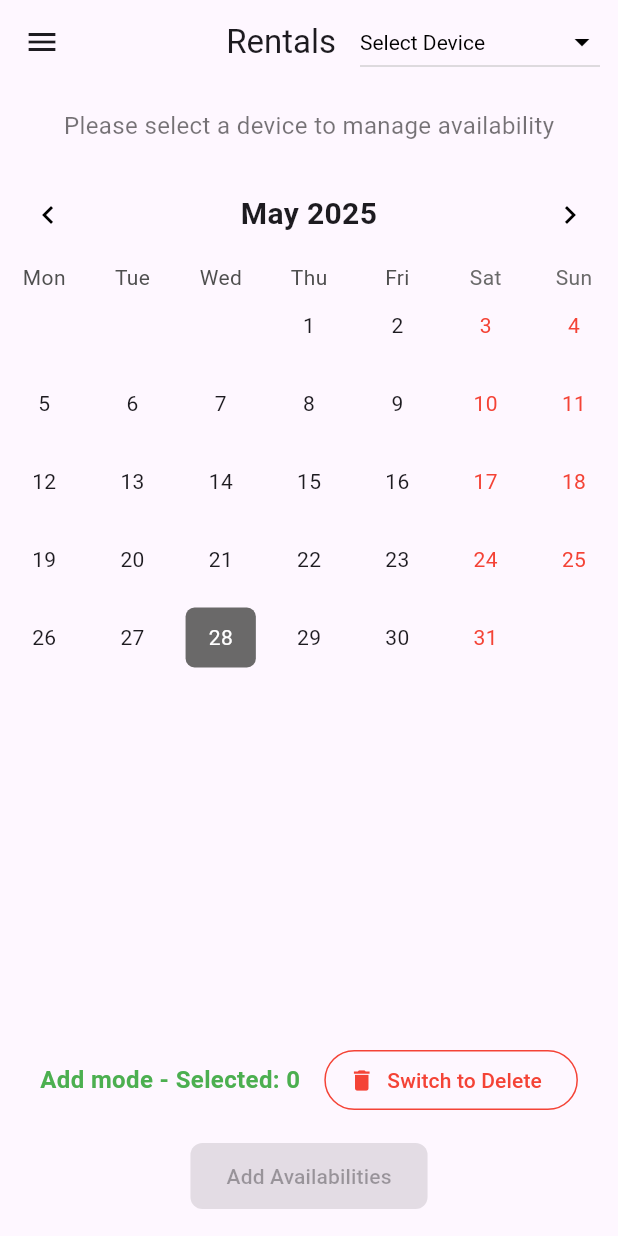
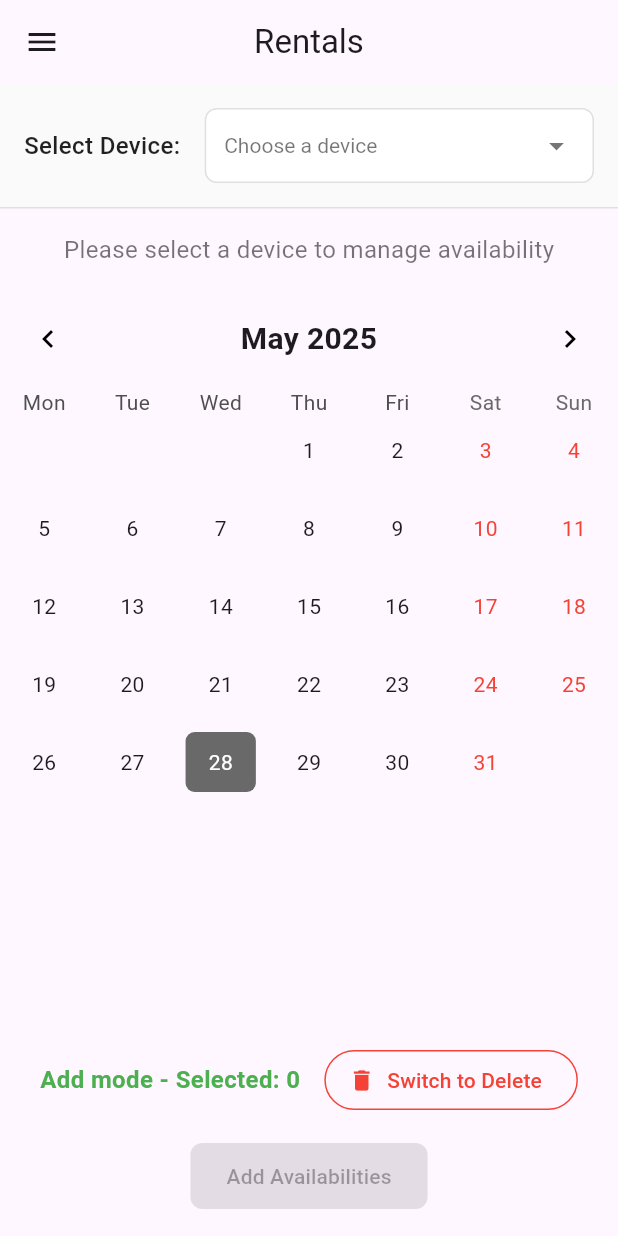
Before and after one commit to mattheusens/ProjectFlutter, a Flutter app: the RentalScreen screen opened by its route, on a phone screen of 412 x 824 dp. Run offline on Flutter 3.47's test engine with Material 3 defaults, Android fonts, the light colour scheme and no system bars; drawn by our look-alikes of table_calendar; our stand-ins replace cloud_firestore, file_picker, firebase_auth, firebase_core, flutter_map, geolocator and 1 more; missing offline and left inert: firebase_ui_auth; accounts and stored records are empty; generated files the repository leaves out were written again.

Commit message:
last little changes 2

```diff
--- a/electroshare/lib/screens/rental_screen.dart
+++ b/electroshare/lib/screens/rental_screen.dart
@@ -32,6 +32,18 @@ class _RentalScreenState extends State<RentalScreen> {
     return [];
   }
 
+  List<DateTime> parseRentedTimestamps(dynamic list) {
+    if (list is List) {
+      return list.map<DateTime>((entry) {
+        if (entry is Map<String, dynamic> && entry.containsKey('date')) {
+          return (entry['date'] as Timestamp).toDate();
+        }
+        return DateTime.now(); // fallback
+      }).toList();
+    }
+    return [];
+  }
+
   Future<void> _fetchMyDevices() async {
     setState(() => _isLoading = true);
 
@@ -52,7 +64,7 @@ class _RentalScreenState extends State<RentalScreen> {
               'id': doc.id,
               'title': data['title'] ?? 'No Title',
               'availability': parseTimestamps(data['availability']),
-              'rented': parseTimestamps(data['rented']),
+              'rented': parseRentedTimestamps(data['rented']),
             };
           }).toList();
 
@@ -86,27 +98,59 @@ class _RentalScreenState extends State<RentalScreen> {
         }).toList();
 
     return Scaffold(
-      appBar: AppBar(
-        title: const Text('Rentals'),
-        centerTitle: true,
-        actions: [
-          Padding(
-            padding: const EdgeInsets.only(right: 12),
-            child: SizedBox(
-              width: 160,
+      appBar: AppBar(title: const Text('Rentals'), centerTitle: true),
+      drawer: const NavigationSideBar(),
+      body:
+          _isLoading
+              ? const Center(child: CircularProgressIndicator())
+              : Column(
+                children: [
+                  // Dropdown section at the top of the main content
+                  Container(
+                    width: double.infinity,
+                    padding: const EdgeInsets.all(16.0),
+                    decoration: BoxDecoration(
+                      color: Colors.grey[50],
+                      border: Border(
+                        bottom: BorderSide(
+                          color: Colors.grey[300]!,
+                          width: 1.0,
+                        ),
+                      ),
+                    ),
+                    child: Row(
+                      children: [
+                        const Text(
+                          'Select Device: ',
+                          style: TextStyle(
+                            fontSize: 16,
+                            fontWeight: FontWeight.w500,
+                            color: Colors.black87,
+                          ),
+                        ),
+                        const SizedBox(width: 12),
+                        Expanded(
+                          child: Container(
+                            padding: const EdgeInsets.symmetric(horizontal: 12),
+                            decoration: BoxDecoration(
+                              color: Colors.white,
+                              border: Border.all(color: Colors.grey[300]!),
+                              borderRadius: BorderRadius.circular(8),
+                            ),
                             child: DropdownButton<String>(
                               isExpanded: true,
-                hint: const Padding(
-                  padding: EdgeInsets.symmetric(vertical: 8),
-                  child: Text(
-                    'Select Device',
-                    style: TextStyle(color: Colors.black),
+                              hint: const Text(
+                                'Choose a device',
+                                style: TextStyle(color: Colors.black54),
                               ),
+                              value: _selectedOption,
+                              icon: const Icon(
+                                Icons.arrow_drop_down,
+                                color: Colors.black54,
                               ),
-                dropdownColor: Colors.white,
-                value: _selectedOption,
-                icon: const Icon(Icons.arrow_drop_down, color: Colors.black),
                               style: const TextStyle(color: Colors.black),
+                              underline:
+                                  const SizedBox(), // Remove default underline
                               onChanged: (String? newValue) {
                                 setState(() {
                                   _selectedOption = newValue;
@@ -118,14 +162,16 @@ class _RentalScreenState extends State<RentalScreen> {
                         ),
                       ],
                     ),
-      drawer: const NavigationSideBar(),
-      body:
-          _isLoading
-              ? const Center(child: CircularProgressIndicator())
-              : CalenderScreen(
+                  ),
+                  // Calendar section
+                  Expanded(
+                    child: CalenderScreen(
                       devicesList: _devicesList,
                       selectedDeviceTitle: _selectedOption,
                       onAvailabilityUpdated: _fetchMyDevices,
+                    ),
+                  ),
+                ],
               ),
     );
   }
@@ -289,6 +335,18 @@ class _CalenderScreen extends State<CalenderScreen> {
           return entry.toDate();
         }
         return DateTime.now();
+      }).toList();
+    }
+    return [];
+  }
+
+  List<DateTime> parseRentedTimestamps(dynamic list) {
+    if (list is List) {
+      return list.map<DateTime>((entry) {
+        if (entry is Map<String, dynamic> && entry.containsKey('date')) {
+          return (entry['date'] as Timestamp).toDate();
+        }
+        return DateTime.now(); // fallback
       }).toList();
     }
     return [];
```
Lines whose indentation alone changed are shown as unchanged.
